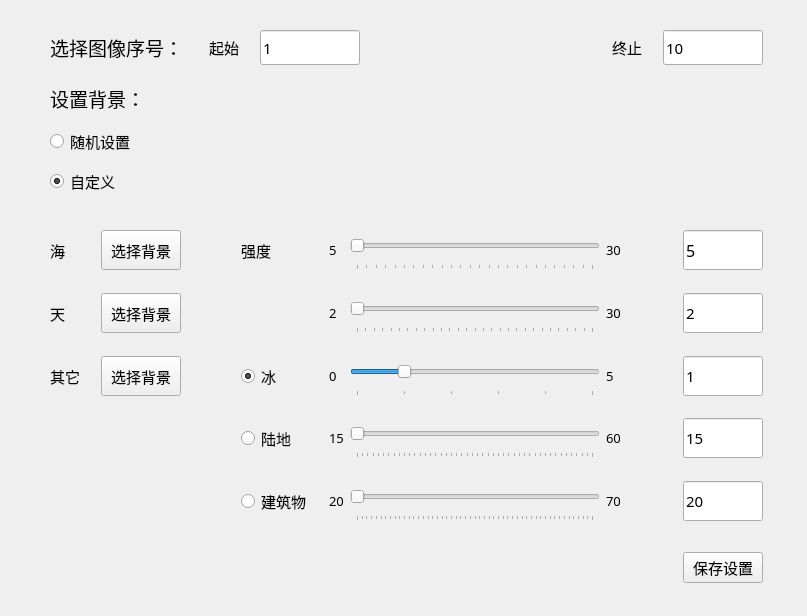
Above: ui/IR_bkg_set.ui from JasonAllen621/recog-GUI before the change. Below: the same form after it.
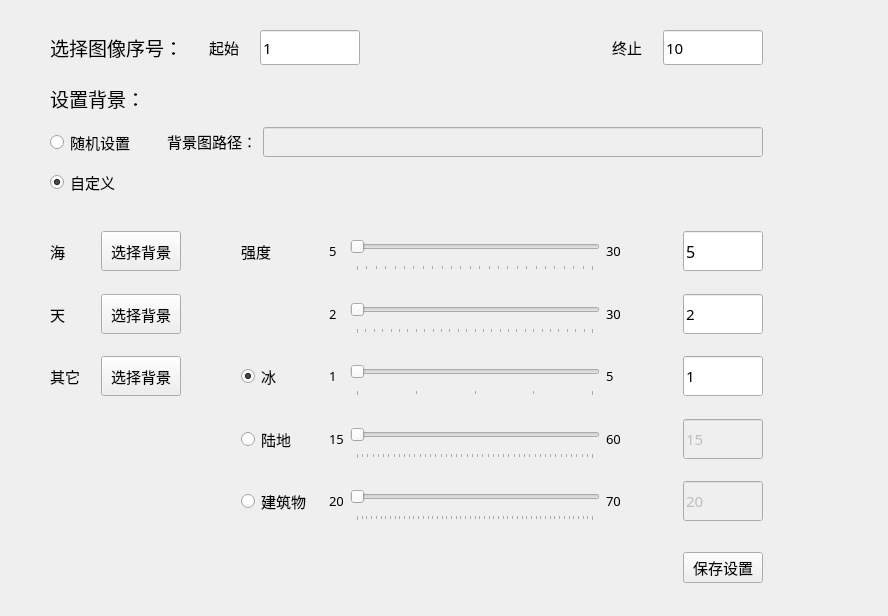
That is the form after the change.

Diff of the .ui file:
```diff
--- a/ui/IR_bkg_set.ui
+++ b/ui/IR_bkg_set.ui
@@ -6,14 +6,14 @@
    <rect>
     <x>0</x>
     <y>0</y>
-    <width>807</width>
+    <width>888</width>
     <height>616</height>
    </rect>
   </property>
   <property name="windowTitle">
    <string>Form</string>
   </property>
-  <widget class="QWidget" name="">
+  <widget class="QWidget" name="layoutWidget">
    <property name="geometry">
     <rect>
      <x>50</x>
@@ -311,14 +311,73 @@
         <property name="orientation">
          <enum>Qt::Horizontal</enum>
         </property>
+        <property name="sizeType">
+         <enum>QSizePolicy::Preferred</enum>
+        </property>
         <property name="sizeHint" stdset="0">
          <size>
-          <width>40</width>
+          <width>10</width>
           <height>20</height>
          </size>
         </property>
        </spacer>
       </item>
+      <item>
+       <widget class="QLabel" name="label_bkg_path">
+        <property name="sizePolicy">
+         <sizepolicy hsizetype="Fixed" vsizetype="Fixed">
+          <horstretch>0</horstretch>
+          <verstretch>0</verstretch>
+         </sizepolicy>
+        </property>
+        <property name="minimumSize">
+         <size>
+          <width>50</width>
+          <height>0</height>
+         </size>
+        </property>
+        <property name="font">
+         <font>
+          <family>宋体</family>
+          <pointsize>11</pointsize>
+         </font>
+        </property>
+        <property name="text">
+         <string>背景图路径：</string>
+        </property>
+       </widget>
+      </item>
+      <item>
+       <widget class="QLineEdit" name="lineEdit_rand_mode_path">
+        <property name="enabled">
+         <bool>false</bool>
+        </property>
+        <property name="sizePolicy">
+         <sizepolicy hsizetype="Preferred" vsizetype="Fixed">
+          <horstretch>0</horstretch>
+          <verstretch>0</verstretch>
+         </sizepolicy>
+        </property>
+        <property name="minimumSize">
+         <size>
+          <width>500</width>
+          <height>25</height>
+         </size>
+        </property>
+        <property name="maximumSize">
+         <size>
+          <width>600</width>
+          <height>50</height>
+         </size>
+        </property>
+        <property name="font">
+         <font>
+          <family>宋体</family>
+          <pointsize>11</pointsize>
+         </font>
+        </property>
+       </widget>
+      </item>
      </layout>
     </item>
     <item>
@@ -1126,7 +1185,7 @@
              </font>
             </property>
             <property name="text">
-             <string>0</string>
+             <string>1</string>
             </property>
            </widget>
           </item>
@@ -1151,7 +1210,7 @@
              </size>
             </property>
             <property name="minimum">
-             <number>0</number>
+             <number>1</number>
             </property>
             <property name="maximum">
              <number>5</number>
@@ -1416,6 +1475,9 @@
           </item>
           <item>
            <widget class="QSlider" name="horizontalSlider_land_intensity">
+            <property name="enabled">
+             <bool>false</bool>
+            </property>
             <property name="sizePolicy">
              <sizepolicy hsizetype="Preferred" vsizetype="Preferred">
               <horstretch>0</horstretch>
@@ -1512,6 +1574,9 @@
             </item>
             <item>
              <widget class="QLineEdit" name="lineEdit_land_intensity">
+              <property name="enabled">
+               <bool>false</bool>
+              </property>
               <property name="minimumSize">
                <size>
                 <width>60</width>
@@ -1796,6 +1861,9 @@
             </item>
             <item>
              <widget class="QLineEdit" name="lineEdit_building_intensity">
+              <property name="enabled">
+               <bool>false</bool>
+              </property>
               <property name="minimumSize">
                <size>
                 <width>60</width>
```
Left out of the diff: 15 changed lines with no effect on the pictures.
